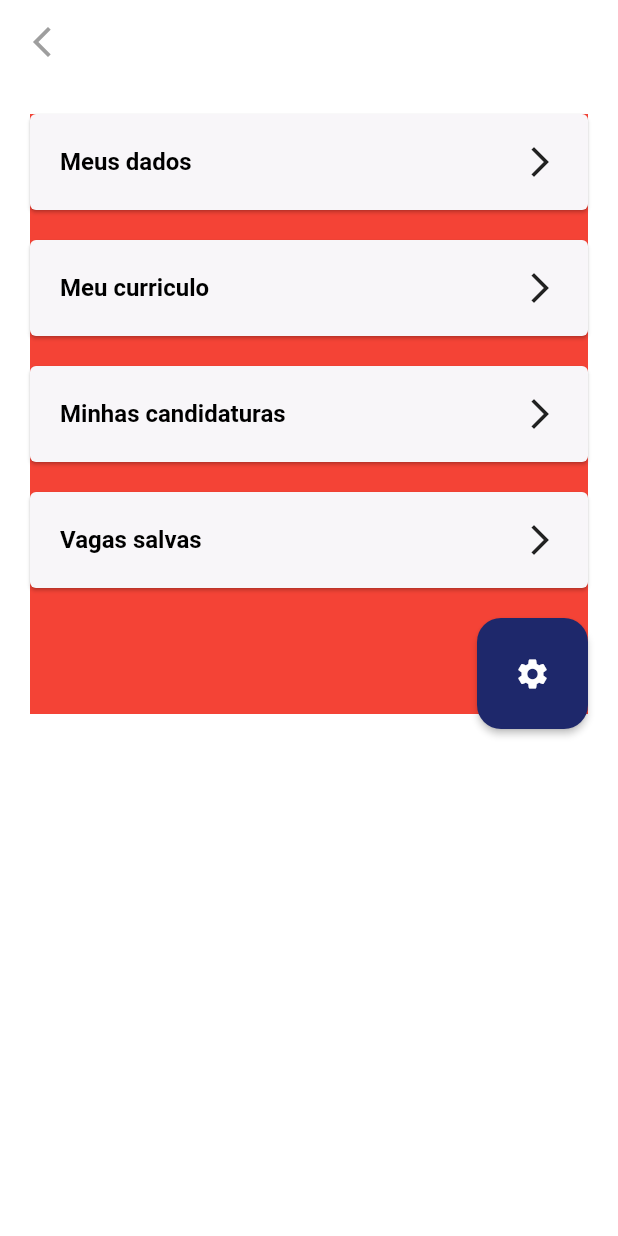
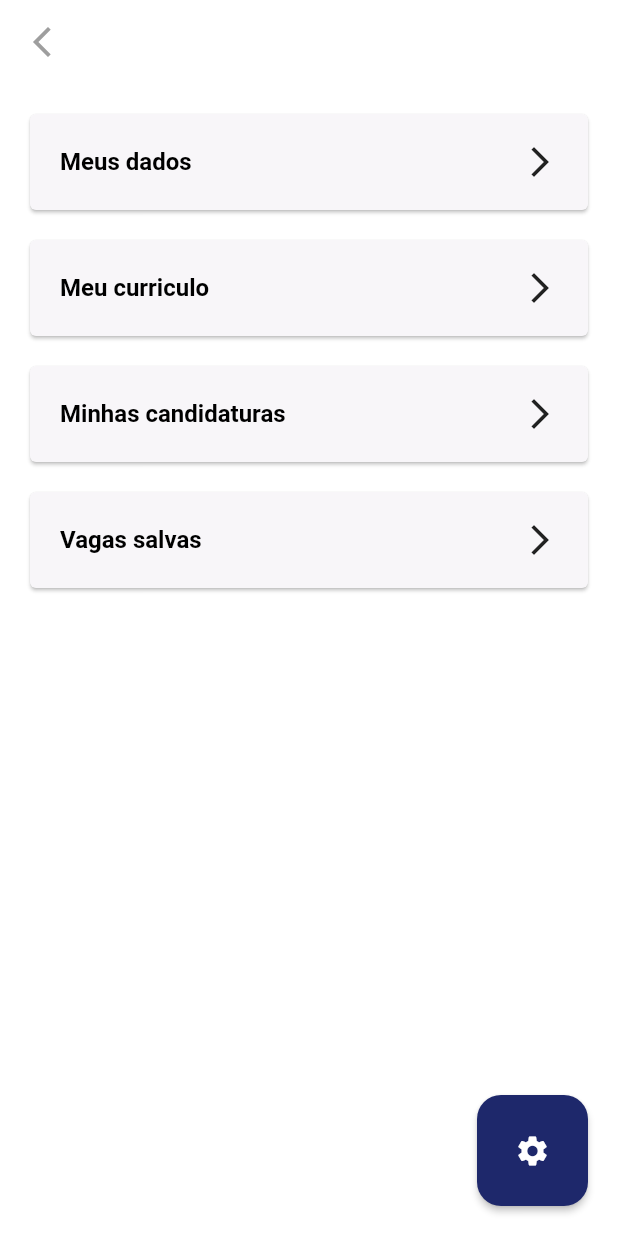
Before and after one commit to islycodes/jobfinder-flutter, a Flutter app: the TelaPerfil screen opened by its route, on a phone screen of 412 x 824 dp. Run offline on Flutter 3.47's test engine with Material 2 defaults, Android fonts, the phone set to English and light mode, and no system bars; our stand-ins replace flutter_svg.

Commit message:
Update perfil.dart

```diff
--- a/lib/pages/view/perfil.dart
+++ b/lib/pages/view/perfil.dart
@@ -19,15 +19,9 @@ class TelaPerfil extends StatelessWidget {
         ),
         body: SingleChildScrollView(
             child: Padding(
-                padding: EdgeInsets.fromLTRB(20, 20, 20, 20),
+                padding: EdgeInsets.all(20),
                 child: Container(
-                  constraints: BoxConstraints(
-                      minHeight: 200,
-                      minWidth: double.infinity,
-                      maxHeight: 400),
-                  decoration: BoxDecoration(
-                    color: Colors.red,
-                  ),
+                  height: (MediaQuery.of(context).size.height) - 96,
                   child: Column(
                     mainAxisAlignment: MainAxisAlignment.spaceBetween,
                     children: [
@@ -48,7 +42,7 @@ class TelaPerfil extends StatelessWidget {
                                   Navigator.pushNamed(context, 'telaDados');
                                 },
                                 child: Padding(
-                                  padding: EdgeInsets.fromLTRB(20, 20, 20, 20),
+                                  padding: EdgeInsets.all(20),
                                   child: Row(
                                       mainAxisAlignment:
                                           MainAxisAlignment.spaceBetween,
```
